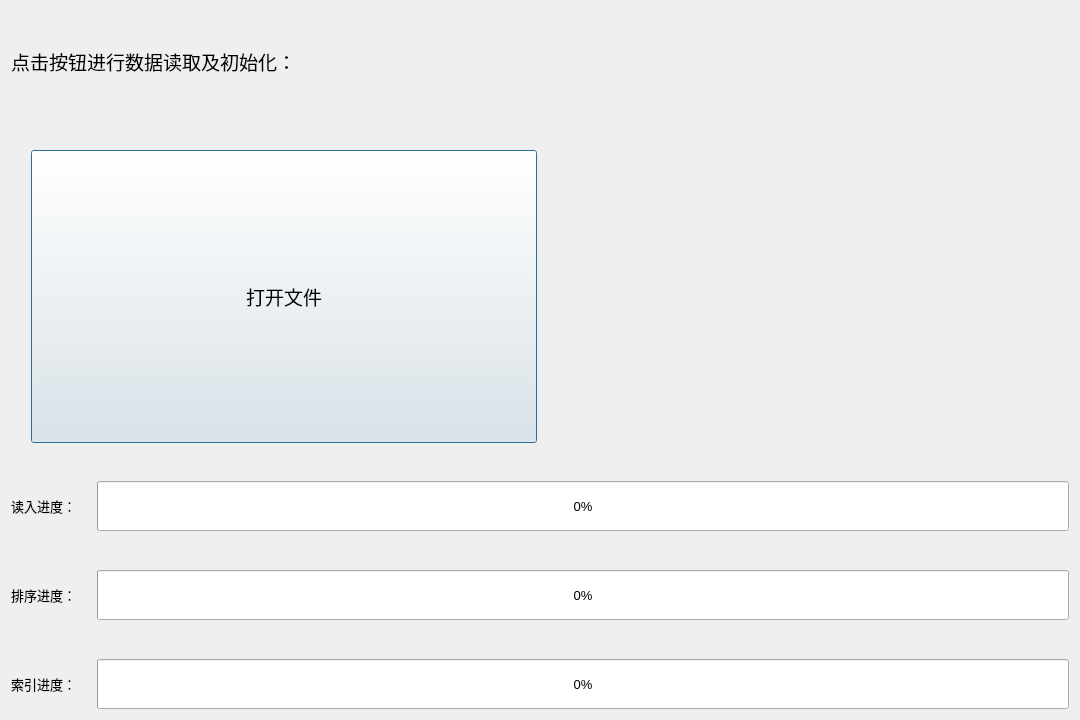
Old version of the form filereader.ui in the repository JerryLiu369/StockMarketExploring_homework_202206.
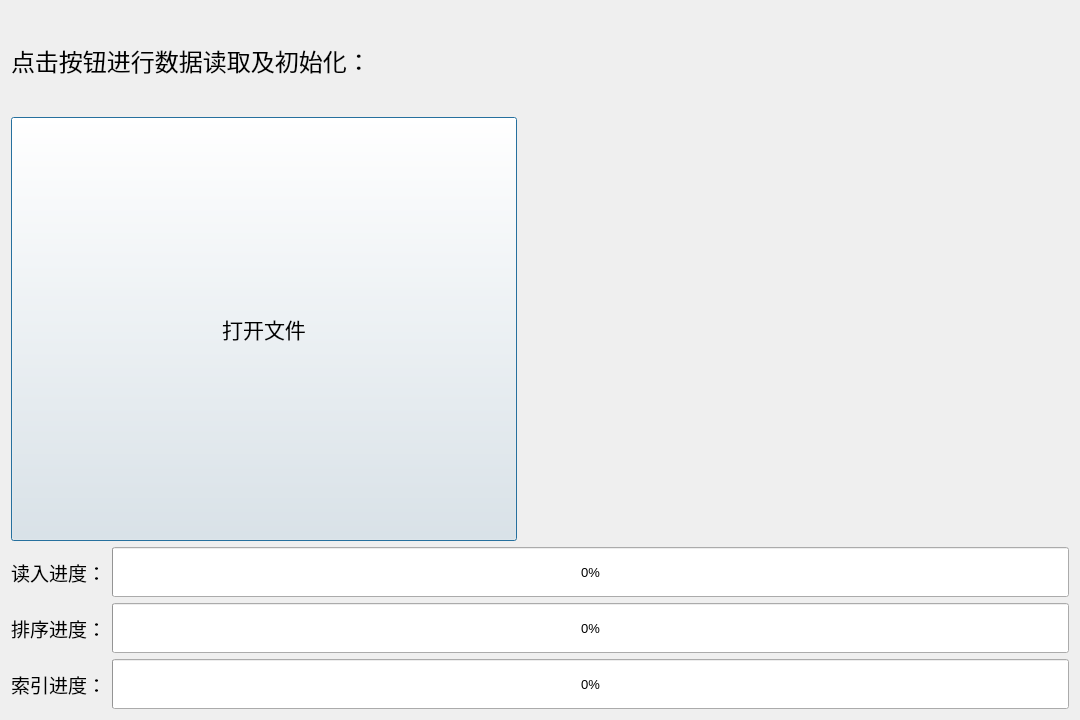
New version of the form. Icons and pictures are not drawn.

The edit to the form file:
```diff
--- a/filereader.ui
+++ b/filereader.ui
@@ -30,7 +30,7 @@
        <property name="font">
         <font>
          <family>微软雅黑</family>
-         <pointsize>14</pointsize>
+         <pointsize>18</pointsize>
         </font>
        </property>
        <property name="text">
@@ -53,19 +53,6 @@
      </item>
      <item>
       <layout class="QHBoxLayout" name="horizontalLayout_2">
-       <item>
-        <spacer name="verticalSpacer_8">
-         <property name="orientation">
-          <enum>Qt::Vertical</enum>
-         </property>
-         <property name="sizeHint" stdset="0">
-          <size>
-           <width>20</width>
-           <height>300</height>
-          </size>
-         </property>
-        </spacer>
-       </item>
        <item>
         <widget class="QPushButton" name="pushButton">
          <property name="sizePolicy">
@@ -83,7 +70,7 @@
          <property name="font">
           <font>
            <family>微软雅黑</family>
-           <pointsize>14</pointsize>
+           <pointsize>16</pointsize>
           </font>
          </property>
          <property name="styleSheet">
@@ -94,6 +81,32 @@
          </property>
         </widget>
        </item>
+       <item>
+        <spacer name="verticalSpacer_6">
+         <property name="orientation">
+          <enum>Qt::Vertical</enum>
+         </property>
+         <property name="sizeHint" stdset="0">
+          <size>
+           <width>20</width>
+           <height>600</height>
+          </size>
+         </property>
+        </spacer>
+       </item>
+       <item>
+        <spacer name="verticalSpacer_2">
+         <property name="orientation">
+          <enum>Qt::Vertical</enum>
+         </property>
+         <property name="sizeHint" stdset="0">
+          <size>
+           <width>20</width>
+           <height>600</height>
+          </size>
+         </property>
+        </spacer>
+       </item>
        <item>
         <widget class="QWidget" name="widget" native="true">
          <property name="sizePolicy">
@@ -108,19 +121,6 @@
          <layout class="QGridLayout" name="gridLayout_2"/>
         </widget>
        </item>
-       <item>
-        <spacer name="verticalSpacer_7">
-         <property name="orientation">
-          <enum>Qt::Vertical</enum>
-         </property>
-         <property name="sizeHint" stdset="0">
-          <size>
-           <width>20</width>
-           <height>300</height>
-          </size>
-         </property>
-        </spacer>
-       </item>
       </layout>
      </item>
      <item>
@@ -149,7 +149,7 @@
          <property name="font">
           <font>
            <family>微软雅黑</family>
-           <pointsize>10</pointsize>
+           <pointsize>14</pointsize>
           </font>
          </property>
          <property name="text">
@@ -203,7 +203,7 @@
          <property name="font">
           <font>
            <family>微软雅黑</family>
-           <pointsize>10</pointsize>
+           <pointsize>14</pointsize>
           </font>
          </property>
          <property name="text">
@@ -257,7 +257,7 @@
          <property name="font">
           <font>
            <family>微软雅黑</family>
-           <pointsize>10</pointsize>
+           <pointsize>14</pointsize>
           </font>
          </property>
          <property name="text">
```
Left out of the diff: 3 changed lines with no effect on the pictures.
